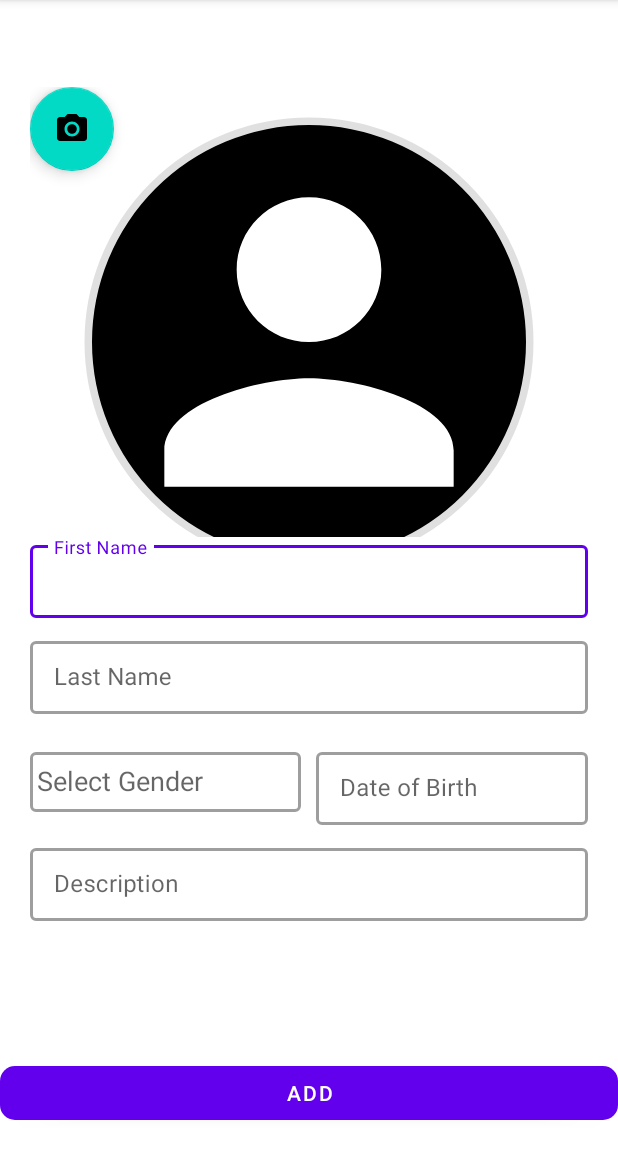
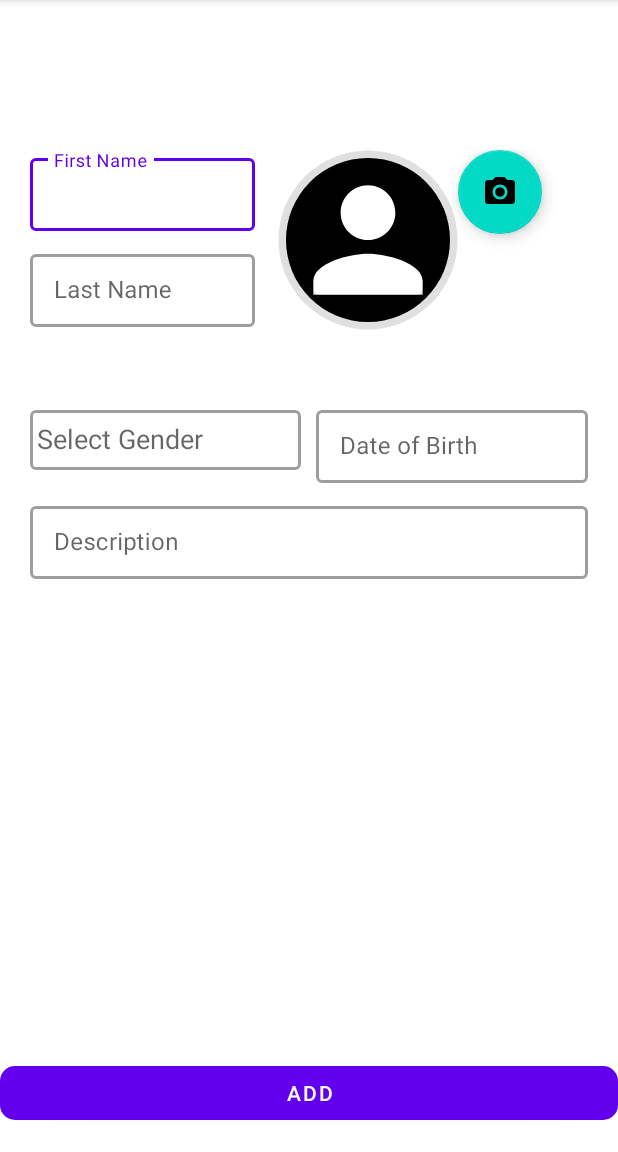
Before and after one commit to ANI2006/LineAge, an Android app: the AddUserActivity screen opened directly, with no data from a screen before it, on a phone screen of 412 x 824 dp, the part 84-1236 px from its top. Run offline under Robolectric (Android 15) with nearby library versions, the phone set to English and light mode, and no system bars; our stand-ins replace Room's generated code; libraries missing offline, so code that uses them is left out: com.github.dhaval2404.imagepicker.

Commit message:
Profile editing

```diff
--- a/app/src/main/res/layout/activity_add_user.xml
+++ b/app/src/main/res/layout/activity_add_user.xml
@@ -16,38 +16,23 @@
             android:gravity="center_vertical"
             android:orientation="vertical">
 
-            <androidx.constraintlayout.widget.ConstraintLayout
+
+            <LinearLayout
+                android:id="@+id/esim"
                 android:layout_width="match_parent"
-                android:layout_height="300dp">
-                <com.google.android.material.imageview.ShapeableImageView
-                    android:id="@+id/imageView"
-                    android:background="@color/black"
-                    android:layout_width="300dp"
-                    android:layout_height="300dp"
-                    app:shapeAppearanceOverlay="@style/circular"
-                    app:strokeWidth="10dp"
-                    android:layout_marginTop="20dp"
-                    android:padding="5dp"
-                    app:layout_constraintEnd_toEndOf="parent"
-                    app:layout_constraintStart_toStartOf="parent"
-                    app:layout_constraintTop_toTopOf="parent"
-                    app:srcCompat="@drawable/ic_person_24"
-                    />
-
-                <com.google.android.material.floatingactionbutton.FloatingActionButton
-                    android:id="@+id/floatingActionButton"
-                    android:layout_width="wrap_content"
                 android:layout_height="wrap_content"
-                    android:clickable="true"
-                    app:srcCompat="@drawable/baseline_photo_camera_24"
-                    tools:layout_editor_absoluteX="280dp"
-                    tools:layout_editor_absoluteY="228dp"
-                    android:contentDescription="TODO"
-                    android:focusable="true"
-                    tools:ignore="MissingConstraints" />
+                android:layout_marginBottom="0dp"
+                android:paddingTop="100dp"
+                android:layout_weight="0.05"
 
 
-            </androidx.constraintlayout.widget.ConstraintLayout>
+                android:orientation="horizontal">
+
+
+                <LinearLayout
+                    android:layout_width="150dp"
+                    android:layout_height="wrap_content"
+                    android:orientation="vertical">
 
                     <com.google.android.material.textfield.TextInputLayout
                         style="@style/Widget.MaterialComponents.TextInputLayout.OutlinedBox.Dense"
@@ -63,7 +48,7 @@
                             android:layout_height="wrap_content"
                             android:hint="First Name"
 
-                    android:inputType="text|textCapSentences"/>
+                            android:inputType="text|textCapSentences" />
 
 
                     </com.google.android.material.textfield.TextInputLayout>
@@ -72,8 +57,8 @@
                         style="@style/Widget.MaterialComponents.TextInputLayout.OutlinedBox.Dense"
                         android:layout_width="match_parent"
                         android:layout_height="wrap_content"
+                        android:layout_marginVertical="10dp"
                         app:boxBackgroundMode="outline"
-                android:layout_marginVertical="10dp"
 
                         app:boxStrokeWidth="2dp"
                         app:hintAnimationEnabled="true">
@@ -83,19 +68,59 @@
                             android:layout_width="match_parent"
                             android:layout_height="wrap_content"
                             android:hint="Last Name"
-                    android:inputType="text|textCapSentences"/>
+                            android:inputType="text|textCapSentences" />
 
                     </com.google.android.material.textfield.TextInputLayout>
+
+                </LinearLayout>
+
+
+                <com.google.android.material.imageview.ShapeableImageView
+                    android:id="@+id/imageView"
+                    android:layout_width="120dp"
+                    android:layout_height="120dp"
+                    android:layout_marginTop="0dp"
+                    android:layout_marginLeft="15dp"
+                    android:background="@color/black"
+                    android:padding="5dp"
+                    app:layout_constraintEnd_toEndOf="parent"
+                    app:layout_constraintStart_toStartOf="parent"
+                    app:layout_constraintTop_toTopOf="parent"
+                    app:shapeAppearanceOverlay="@style/circular"
+                    app:srcCompat="@drawable/ic_person_24"
+                    app:strokeWidth="10dp" />
+
+                <com.google.android.material.floatingactionbutton.FloatingActionButton
+                    android:id="@+id/floatingActionButton"
+                    android:layout_width="wrap_content"
+                    android:layout_height="109dp"
+                    android:clickable="true"
+                    android:contentDescription="TODO"
+                    android:focusable="true"
+                    app:srcCompat="@drawable/baseline_photo_camera_24"
+                    tools:ignore="MissingConstraints"
+                    tools:layout_editor_absoluteX="205dp"
+                    tools:layout_editor_absoluteY="122dp" />
+
+
+            </LinearLayout>
+
+            <LinearLayout
+                android:layout_width="match_parent"
+                android:layout_height="109dp"
+                android:layout_marginTop="0dp"
+                android:layout_weight="0.5"
+                android:orientation="vertical">
 
                 <LinearLayout
                     android:layout_width="match_parent"
                     android:layout_height="wrap_content"
                     android:layout_marginVertical="10dp"
                     android:baselineAligned="false"
-                app:boxBackgroundMode="outline"
+                    android:orientation="horizontal"
 
-                android:orientation="horizontal"
-                android:weightSum="2">
+                    android:weightSum="2"
+                    app:boxBackgroundMode="outline">
 
                     <com.google.android.material.textfield.TextInputLayout
 
@@ -129,16 +154,14 @@
                             android:id="@+id/et_date"
                             android:layout_width="match_parent"
                             android:layout_height="wrap_content"
+                            android:clickable="true"
+                            android:focusable="false"
                             android:hint="Date of Birth"
-                        android:focusable="false"
-                        android:inputType="date"
-                        android:clickable="true"/>
+                            android:inputType="date" />
                     </com.google.android.material.textfield.TextInputLayout>
 
 
-
                 </LinearLayout>
-
 
 
                 <com.google.android.material.textfield.TextInputLayout
@@ -153,10 +176,12 @@
                         android:id="@+id/edtDescription"
                         android:layout_width="match_parent"
                         android:layout_height="match_parent"
-                    android:inputType="text|textCapSentences"
-                    android:hint="Description"/>
+                        android:hint="Description"
+                        android:inputType="text|textCapSentences" />
 
                 </com.google.android.material.textfield.TextInputLayout>
+            </LinearLayout>
+
 
         </LinearLayout>
 
```
Lines whose indentation alone changed are shown as unchanged.
